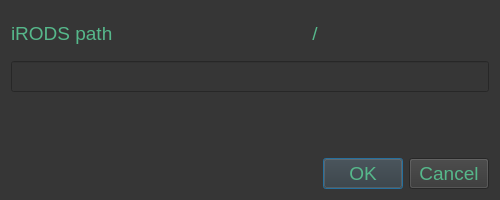
This is ibridgesgui/ui_files/createCollection.ui in iBridges-for-iRODS/iBridges-GUI as Qt 5 draws it before an edit. The edited form follows.
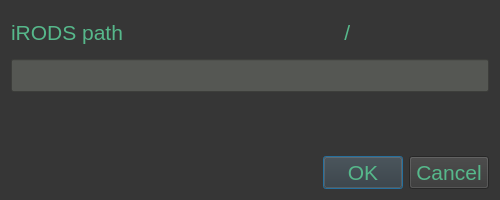
This is the edited form.

```diff
--- a/ibridgesgui/ui_files/createCollection.ui
+++ b/ibridgesgui/ui_files/createCollection.ui
@@ -30,13 +30,21 @@
 {
 	color: rgb(86, 184, 139);
 	background-color: rgb(54, 54, 54);
-    font: 14pt
+    font: 16pt
 }
 
-QLabel#errorLabel
+QLineEdit
+{
+	background-color: rgb(85, 87, 83);
+	border-color: rgb(217, 174, 23)
+}
+
+QLabel#error_label
 {
 	color: rgb(217, 174, 23);
-}</string>
+}
+
+</string>
   </property>
   <layout class="QVBoxLayout" name="verticalLayout">
    <item>
```
Left out of the diff: 4 changed lines with no effect on the pictures.
